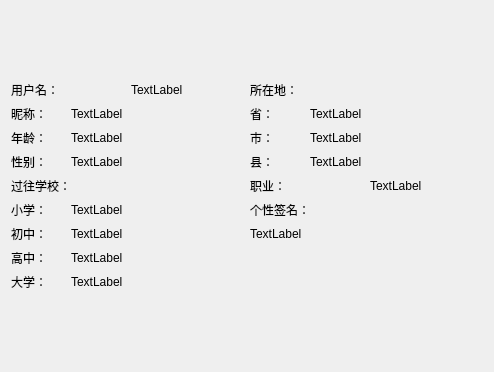
Qt form Client/userinformation.ui (23Lm-star/QT-) before a commit.
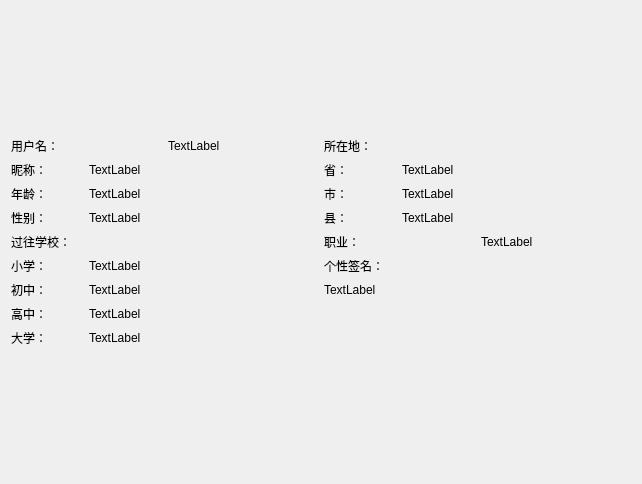
The same form after that commit. Icons and pictures are not drawn.

```diff
--- a/Client/userinformation.ui
+++ b/Client/userinformation.ui
@@ -6,8 +6,8 @@
    <rect>
     <x>0</x>
     <y>0</y>
-    <width>494</width>
-    <height>372</height>
+    <width>642</width>
+    <height>484</height>
    </rect>
   </property>
   <property name="windowTitle">
```
Left out of the diff: 4 changed lines with no effect on the pictures.
